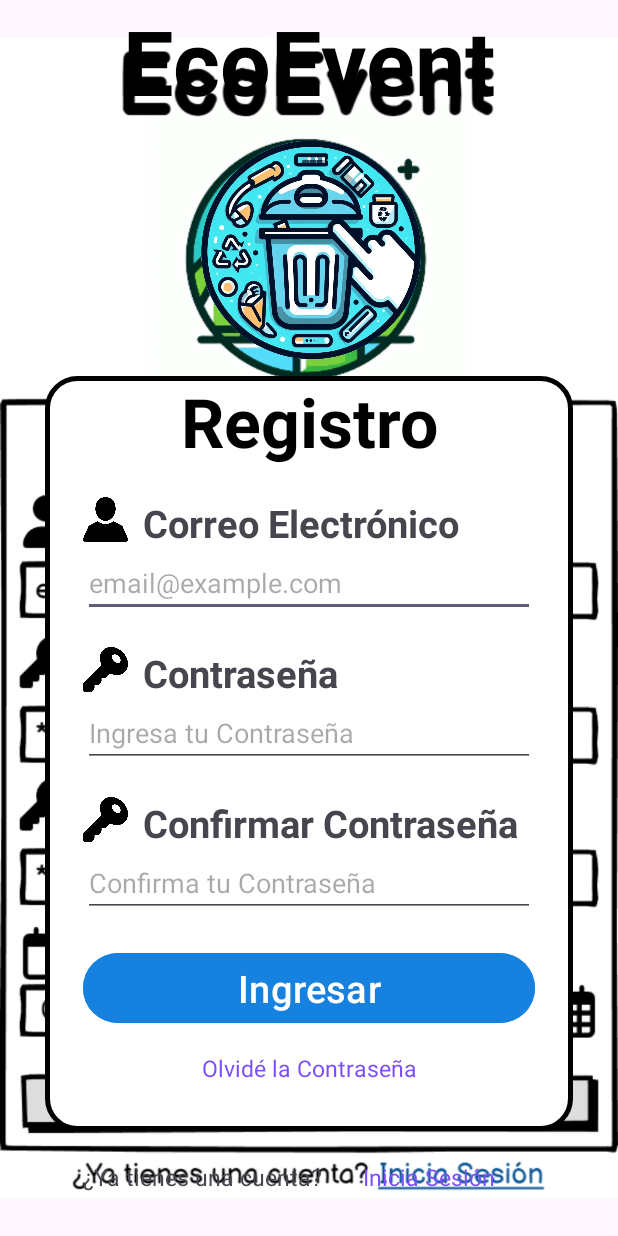
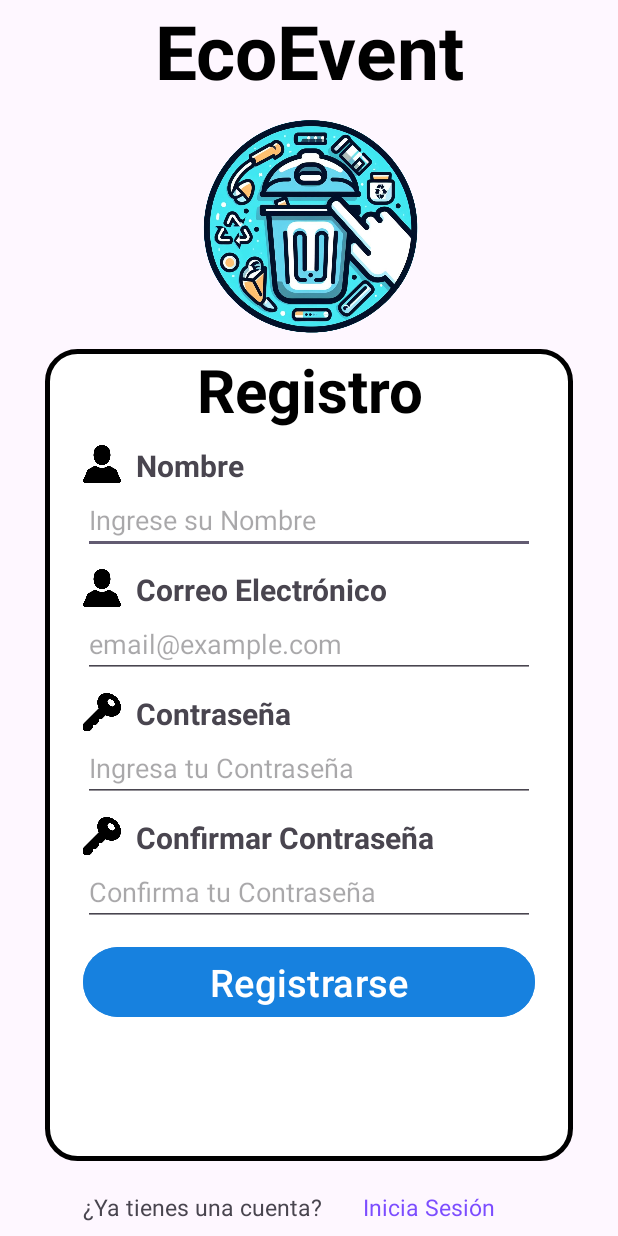
Before and after one commit to SantiagoNoguera/AplicacionesMovilesIntermedio, an Android app: the RegisterActivity screen opened directly, with no data from a screen before it, on a phone screen of 412 x 824 dp. Run offline under Robolectric (Android 15) with nearby library versions, the phone set to English and light mode, and no system bars.

Commit message:
Implentación de la vista de registro.

```diff
--- a/app/src/main/java/com/atenea/ecoevent/RegisterActivity.java
+++ b/app/src/main/java/com/atenea/ecoevent/RegisterActivity.java
@@ -2,7 +2,10 @@ package com.atenea.ecoevent;
 
 import androidx.appcompat.app.AppCompatActivity;
 
+import android.content.Intent;
 import android.os.Bundle;
+import android.view.View;
+import android.widget.TextView;
 
 public class RegisterActivity extends AppCompatActivity {
 
@@ -10,5 +13,19 @@ public class RegisterActivity extends AppCompatActivity {
     protected void onCreate(Bundle savedInstanceState) {
         super.onCreate(savedInstanceState);
         setContentView(R.layout.activity_register);
+
+        //Referencias a elementos de la vista.
+        TextView loginTV = findViewById(R.id.tv_login);
+
+        //Referencias a las demás actividades.
+        Intent loginView = new Intent(this, LoginActivity.class);
+
+        //Evento de click para enlace a la vista de inicio de sesión.
+        loginTV.setOnClickListener(new View.OnClickListener() {
+            @Override
+            public void onClick(View view) {
+                startActivity(loginView);
+            }
+        });
     }
 }
--- a/app/src/main/res/layout/activity_login.xml
+++ b/app/src/main/res/layout/activity_login.xml
@@ -6,14 +6,14 @@
     android:layout_height="match_parent"
     tools:context=".LoginActivity">
 
-    <ImageView
+    <!--<ImageView
         android:id="@+id/imageView"
         android:layout_width="wrap_content"
         android:layout_height="wrap_content"
         app:srcCompat="@drawable/login"
         tools:layout_editor_absoluteX="1dp"
         tools:layout_editor_absoluteY="1dp"
-        tools:ignore="MissingConstraints" />
+        tools:ignore="MissingConstraints" />-->
 
     <TextView
         android:id="@+id/tv_title"
@@ -151,7 +151,7 @@
             android:layout_height="wrap_content"
             android:layout_marginStart="25dp"
             android:layout_marginEnd="25dp"
-            android:backgroundTint="#1781DF"
+            android:backgroundTint="#11B417"
             android:text="Ingresar"
             android:textColor="@color/white"
             android:textSize="25dp" />
--- a/app/src/main/res/layout/activity_register.xml
+++ b/app/src/main/res/layout/activity_register.xml
@@ -4,16 +4,16 @@
     xmlns:tools="http://schemas.android.com/tools"
     android:layout_width="match_parent"
     android:layout_height="match_parent"
-    tools:context=".LoginActivity">
+    tools:context=".RegisterActivity">
 
-    <ImageView
+    <!--<ImageView
         android:id="@+id/imageView"
         android:layout_width="wrap_content"
         android:layout_height="wrap_content"
         app:srcCompat="@drawable/register"
         tools:layout_editor_absoluteX="1dp"
         tools:layout_editor_absoluteY="1dp"
-        tools:ignore="MissingConstraints" />
+        tools:ignore="MissingConstraints" />-->
 
     <TextView
         android:id="@+id/tv_title"
@@ -22,14 +22,14 @@
         android:text="EcoEvent"
         android:textAlignment="center"
         android:textColor="@color/black"
-        android:textSize="60sp"
+        android:textSize="50sp"
         android:textStyle="bold"
         tools:ignore="MissingConstraints" />
 
     <ImageView
         android:id="@+id/iv_logo"
-        android:layout_width="170dp"
-        android:layout_height="170dp"
+        android:layout_width="165dp"
+        android:layout_height="165dp"
         android:src="@drawable/logo"
         app:layout_constraintEnd_toEndOf="parent"
         app:layout_constraintStart_toStartOf="parent"
@@ -41,7 +41,7 @@
         android:layout_height="0dp"
         android:layout_marginStart="30dp"
         android:layout_marginEnd="30dp"
-        android:layout_marginBottom="70dp"
+        android:layout_marginBottom="50dp"
         android:background="@drawable/border"
         android:orientation="vertical"
         app:layout_constraintBottom_toBottomOf="parent"
@@ -58,12 +58,12 @@
             android:text="Registro"
             android:textAlignment="center"
             android:textColor="@color/black"
-            android:textSize="45dp"
+            android:textSize="40dp"
             android:textStyle="bold" />
 
         <Space
             android:layout_width="match_parent"
-            android:layout_height="20dp" />
+            android:layout_height="10dp" />
 
         <LinearLayout
             android:layout_width="match_parent"
@@ -73,8 +73,48 @@
             android:orientation="horizontal">
 
             <ImageView
-                android:layout_width="30dp"
-                android:layout_height="30dp"
+                android:layout_width="25dp"
+                android:layout_height="25dp"
+                android:src="@drawable/user_icon"
+                app:layout_constraintEnd_toEndOf="parent"
+                app:layout_constraintStart_toStartOf="parent" />
+
+            <Space
+                android:layout_width="10dp"
+                android:layout_height="match_parent" />
+
+            <TextView
+                android:layout_width="match_parent"
+                android:layout_height="wrap_content"
+                android:text="Nombre"
+                android:textSize="20dp"
+                android:textStyle="bold" />
+
+        </LinearLayout>
+
+        <EditText
+            android:id="@+id/et_name"
+            android:layout_width="match_parent"
+            android:layout_height="wrap_content"
+            android:layout_marginStart="25dp"
+            android:layout_marginEnd="25dp"
+            android:hint="Ingrese su Nombre"
+            android:inputType="textPersonName" />
+
+        <Space
+            android:layout_width="match_parent"
+            android:layout_height="10dp" />
+
+        <LinearLayout
+            android:layout_width="match_parent"
+            android:layout_height="wrap_content"
+            android:layout_marginStart="25dp"
+            android:layout_marginEnd="25dp"
+            android:orientation="horizontal">
+
+            <ImageView
+                android:layout_width="25dp"
+                android:layout_height="25dp"
                 android:src="@drawable/user_icon"
                 app:layout_constraintEnd_toEndOf="parent"
                 app:layout_constraintStart_toStartOf="parent" />
@@ -87,7 +127,7 @@
                 android:layout_width="match_parent"
                 android:layout_height="wrap_content"
                 android:text="Correo Electrónico"
-                android:textSize="25dp"
+                android:textSize="20dp"
                 android:textStyle="bold" />
 
         </LinearLayout>
@@ -103,7 +143,7 @@
 
         <Space
             android:layout_width="match_parent"
-            android:layout_height="20dp" />
+            android:layout_height="10dp" />
 
         <LinearLayout
             android:layout_width="match_parent"
@@ -113,8 +153,8 @@
             android:orientation="horizontal">
 
             <ImageView
-                android:layout_width="30dp"
-                android:layout_height="30dp"
+                android:layout_width="25dp"
+                android:layout_height="25dp"
                 android:src="@drawable/key_icon"
                 app:layout_constraintEnd_toEndOf="parent"
                 app:layout_constraintStart_toStartOf="parent" />
@@ -127,7 +167,7 @@
                 android:layout_width="match_parent"
                 android:layout_height="wrap_content"
                 android:text="Contraseña"
-                android:textSize="25dp"
+                android:textSize="20dp"
                 android:textStyle="bold" />
 
         </LinearLayout>
@@ -143,7 +183,7 @@
 
         <Space
             android:layout_width="match_parent"
-            android:layout_height="20dp" />
+            android:layout_height="10dp" />
 
         <LinearLayout
             android:layout_width="match_parent"
@@ -153,8 +193,8 @@
             android:orientation="horizontal">
 
             <ImageView
-                android:layout_width="30dp"
-                android:layout_height="30dp"
+                android:layout_width="25dp"
+                android:layout_height="25dp"
                 android:src="@drawable/key_icon"
                 app:layout_constraintEnd_toEndOf="parent"
                 app:layout_constraintStart_toStartOf="parent" />
@@ -167,7 +207,7 @@
                 android:layout_width="match_parent"
                 android:layout_height="wrap_content"
                 android:text="Confirmar Contraseña"
-                android:textSize="25dp"
+                android:textSize="20dp"
                 android:textStyle="bold" />
 
         </LinearLayout>
@@ -183,7 +223,7 @@
 
         <Space
             android:layout_width="match_parent"
-            android:layout_height="20dp" />
+            android:layout_height="10dp" />
 
         <Button
             android:id="@+id/btn_submit"
@@ -192,23 +232,9 @@
             android:layout_marginStart="25dp"
             android:layout_marginEnd="25dp"
             android:backgroundTint="#1781DF"
-            android:text="Ingresar"
+            android:text="Registrarse"
             android:textColor="@color/white"
             android:textSize="25dp" />
-
-        <Space
-            android:layout_width="match_parent"
-            android:layout_height="15dp" />
-
-        <TextView
-            android:layout_width="match_parent"
-            android:layout_height="wrap_content"
-            android:layout_marginStart="25dp"
-            android:layout_marginEnd="25dp"
-            android:text="Olvidé la Contraseña"
-            android:textAlignment="center"
-            android:textColor="#7C4DFF"
-            android:textSize="15dp" />
 
     </LinearLayout>
 
```
